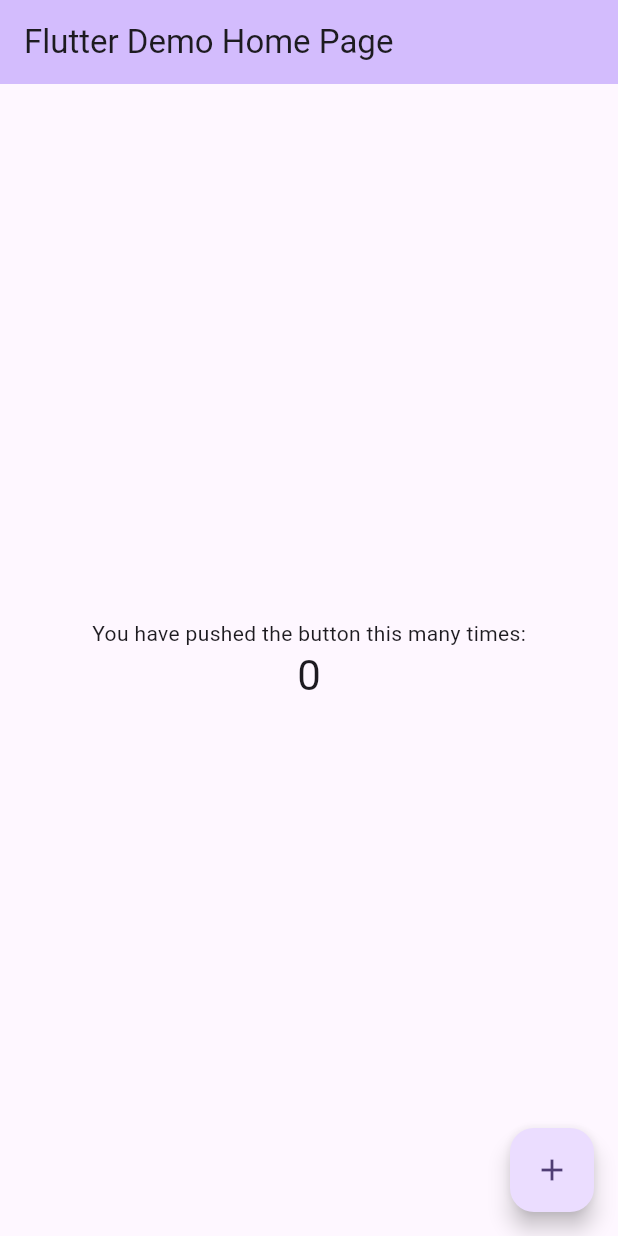
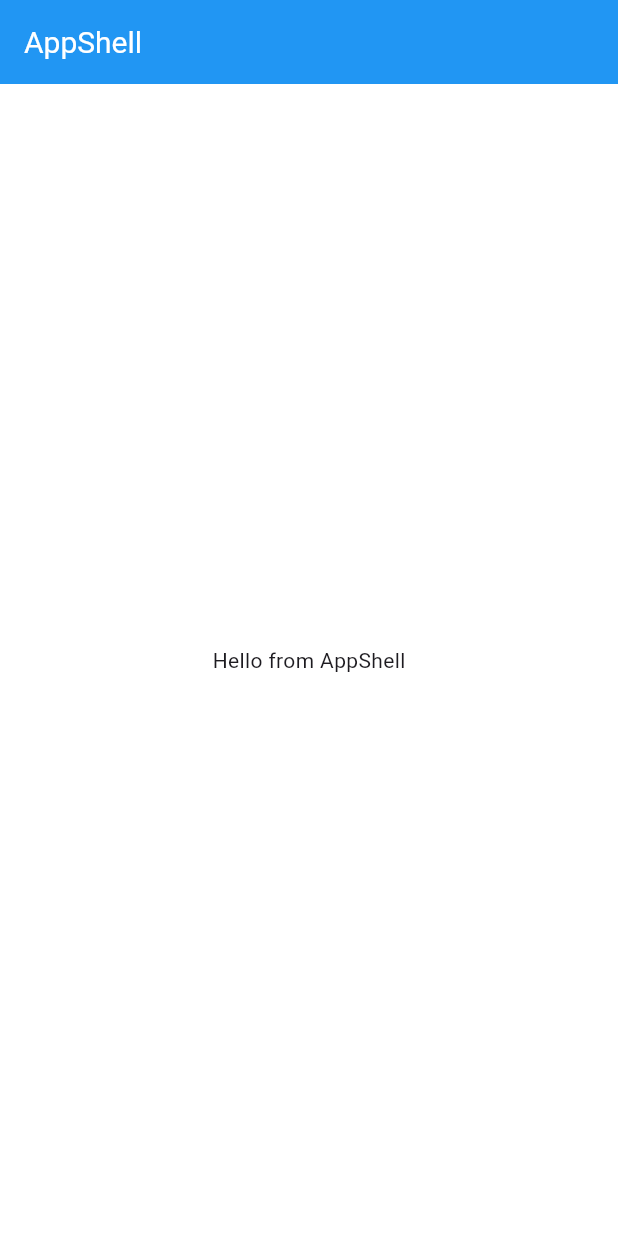
Before and after one commit to H-Azem/flutter-news-app, a Flutter app: the screen it shows after launch, on a phone screen of 412 x 824 dp. Run offline on Flutter 3.47's test engine with Material 3 defaults, Android fonts, the phone set to English and light mode, and no system bars; our stand-ins replace dio.

Commit message:
Data Source & News API Client

```diff
--- /dev/null
+++ b/lib/config/app_theme.dart
@@ -0,0 +1,30 @@
+import 'package:flutter/material.dart';
+
+class AppTheme {
+  static ThemeData get lightTheme {
+    return ThemeData(
+      brightness: Brightness.light,
+      primaryColor: Colors.blue,
+      primarySwatch: Colors.blue,
+      scaffoldBackgroundColor: Colors.white,
+      appBarTheme: const AppBarTheme(
+        backgroundColor: Colors.blue,
+        titleTextStyle: TextStyle(color: Colors.white, fontSize: 20),
+        iconTheme: IconThemeData(color: Colors.white),
+      ),
+    );
+  }
+
+  static ThemeData get darkTheme {
+    return ThemeData(
+      brightness: Brightness.dark,
+      primaryColor: Colors.blue,
+      scaffoldBackgroundColor: Colors.black,
+      appBarTheme: const AppBarTheme(
+        backgroundColor: Colors.black,
+        titleTextStyle: TextStyle(color: Colors.white, fontSize: 20),
+        iconTheme: IconThemeData(color: Colors.white),
+      ),
+    );
+  }
+}
--- /dev/null
+++ b/lib/core/utils/constants.dart
@@ -0,0 +1,4 @@
+class Constants {
+  static const String baseUrl = 'https://gnews.io/api/v4';
+  static const String apiKey = '404b02ac7d521b8cb647dd18203f564a';
+}
--- /dev/null
+++ b/lib/core/widgets/app_shell.dart
@@ -0,0 +1,13 @@
+import 'package:flutter/material.dart';
+
+class AppShell extends StatelessWidget {
+  const AppShell({super.key});
+
+  @override
+  Widget build(BuildContext context) {
+    return Scaffold(
+      appBar: AppBar(title: Text('AppShell')),
+      body: Center(child: Text('Hello from AppShell')),
+    );
+  }
+}
--- /dev/null
+++ b/lib/features/news/data/data_source/remote/news_api_client.dart
@@ -0,0 +1,23 @@
+import 'package:dio/dio.dart';
+import 'package:flutter_news_app/core/utils/constants.dart';
+
+class NewsApiClient {
+  final Dio _dio = Dio();
+  final String apiKey = Constants.apiKey;
+
+  /// ⚠️ Security Note:
+  /// In a real-world project, API calls should go through your own backend server.
+  Future<dynamic> fetchNewsByCategory(String category) async {
+    final response = await _dio.get(
+      '${Constants.baseUrl}/top-headlines',
+      queryParameters: {
+        'category': category,
+        'max': 10,
+        'lang': 'en',
+        'apikey': apiKey,
+      },
+    );
+    print(response.data);
+    return response.data;
+  }
+}
--- a/lib/main.dart
+++ b/lib/main.dart
@@ -1,4 +1,7 @@
 import 'package:flutter/material.dart';
+import 'package:flutter_news_app/config/app_theme.dart';
+
+import 'core/widgets/app_shell.dart';
 
 void main() {
   runApp(const MyApp());
@@ -11,112 +14,10 @@ class MyApp extends StatelessWidget {
   @override
   Widget build(BuildContext context) {
     return MaterialApp(
-      title: 'Flutter Demo',
-      theme: ThemeData(
-        // This is the theme of your application.
-        //
-        // TRY THIS: Try running your application with "flutter run". You'll see
-        // the application has a purple toolbar. Then, without quitting the app,
-        // try changing the seedColor in the colorScheme below to Colors.green
-        // and then invoke "hot reload" (save your changes or press the "hot
-        // reload" button in a Flutter-supported IDE, or press "r" if you used
-        // the command line to start the app).
-        //
-        // Notice that the counter didn't reset back to zero; the application
-        // state is not lost during the reload. To reset the state, use hot
-        // restart instead.
-        //
-        // This works for code too, not just values: Most code changes can be
-        // tested with just a hot reload.
-        colorScheme: ColorScheme.fromSeed(seedColor: Colors.deepPurple),
-      ),
-      home: const MyHomePage(title: 'Flutter Demo Home Page'),
+      debugShowCheckedModeBanner: false,
+      theme: AppTheme.lightTheme,
+      darkTheme: AppTheme.darkTheme,
+      home: AppShell(),
     );
   }
 }
-
-class MyHomePage extends StatefulWidget {
-  const MyHomePage({super.key, required this.title});
-
-  // This widget is the home page of your application. It is stateful, meaning
-  // that it has a State object (defined below) that contains fields that affect
-  // how it looks.
-
-  // This class is the configuration for the state. It holds the values (in this
-  // case the title) provided by the parent (in this case the App widget) and
-  // used by the build method of the State. Fields in a Widget subclass are
-  // always marked "final".
-
-  final String title;
-
-  @override
-  State<MyHomePage> createState() => _MyHomePageState();
-}
-
-class _MyHomePageState extends State<MyHomePage> {
-  int _counter = 0;
-
-  void _incrementCounter() {
-    setState(() {
-      // This call to setState tells the Flutter framework that something has
-      // changed in this State, which causes it to rerun the build method below
-      // so that the display can reflect the updated values. If we changed
-      // _counter without calling setState(), then the build method would not be
-      // called again, and so nothing would appear to happen.
-      _counter++;
-    });
-  }
-
-  @override
-  Widget build(BuildContext context) {
-    // This method is rerun every time setState is called, for instance as done
-    // by the _incrementCounter method above.
-    //
-    // The Flutter framework has been optimized to make rerunning build methods
-    // fast, so that you can just rebuild anything that needs updating rather
-    // than having to individually change instances of widgets.
-    return Scaffold(
-      appBar: AppBar(
-        // TRY THIS: Try changing the color here to a specific color (to
-        // Colors.amber, perhaps?) and trigger a hot reload to see the AppBar
-        // change color while the other colors stay the same.
-        backgroundColor: Theme.of(context).colorScheme.inversePrimary,
-        // Here we take the value from the MyHomePage object that was created by
-        // the App.build method, and use it to set our appbar title.
-        title: Text(widget.title),
-      ),
-      body: Center(
-        // Center is a layout widget. It takes a single child and positions it
-        // in the middle of the parent.
-        child: Column(
-          // Column is also a layout widget. It takes a list of children and
-          // arranges them vertically. By default, it sizes itself to fit its
-          // children horizontally, and tries to be as tall as its parent.
-          //
-          // Column has various properties to control how it sizes itself and
-          // how it positions its children. Here we use mainAxisAlignment to
-          // center the children vertically; the main axis here is the vertical
-          // axis because Columns are vertical (the cross axis would be
-          // horizontal).
-          //
-          // TRY THIS: Invoke "debug painting" (choose the "Toggle Debug Paint"
-          // action in the IDE, or press "p" in the console), to see the
-          // wireframe for each widget.
-          mainAxisAlignment: MainAxisAlignment.center,
-          children: <Widget>[
-            const Text('You have pushed the button this many times:'),
-            Text(
-              '$_counter',
-              style: Theme.of(context).textTheme.headlineMedium,
-            ),
-          ],
-        ),
-      ),
-      floatingActionButton: FloatingActionButton(
-        onPressed: _incrementCounter,
-        tooltip: 'Increment',
-        child: const Icon(Icons.add),
-      ), // This trailing comma makes auto-formatting nicer for build methods.
-    );
-  }
-}
--- a/pubspec.yaml
+++ b/pubspec.yaml
@@ -34,6 +34,7 @@ dependencies:
   # The following adds the Cupertino Icons font to your application.
   # Use with the CupertinoIcons class for iOS style icons.
   cupertino_icons: ^1.0.8
+  dio: ^5.9.0
 
 dev_dependencies:
   flutter_test:
```
Also changed, not shown: pubspec.lock.
